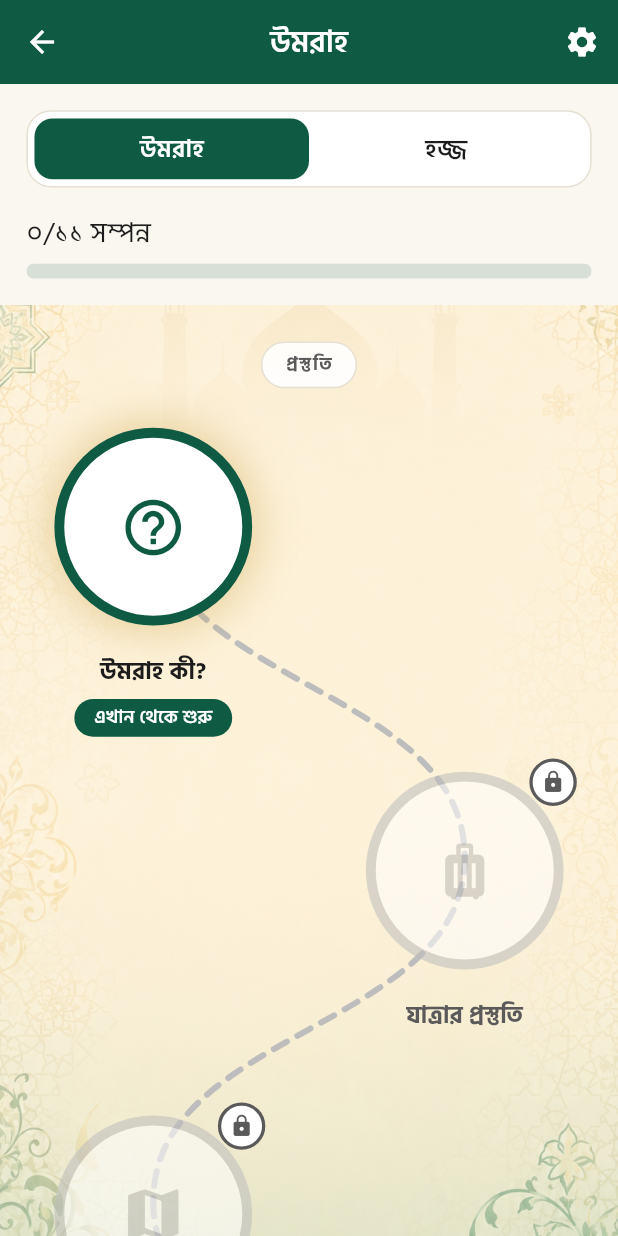
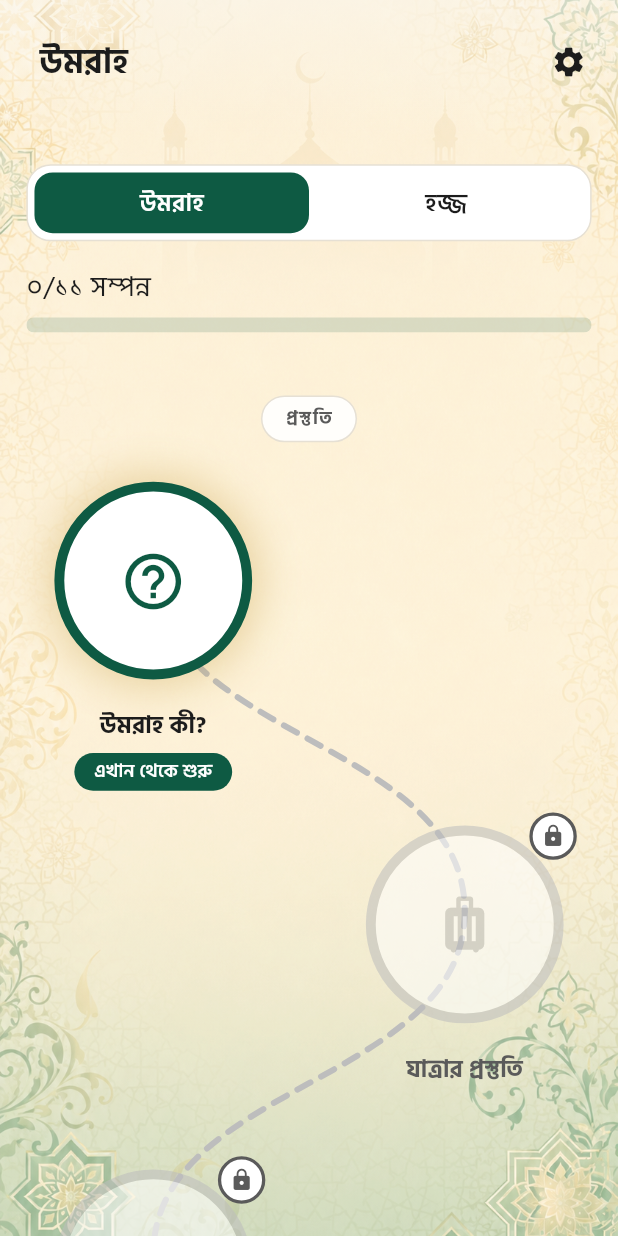
Before and after one commit to SadakatulShakil/Labbaik-App, a Flutter app: the HomeView screen opened by its route, on a phone screen of 412 x 824 dp. Run offline on Flutter 3.47's test engine with Material 3 defaults, Android fonts, the phone set to English and light mode, and no system bars; our stand-ins replace floor, flutter_screenutil, flutter_tts, get, get_storage, sqflite; accounts and stored records are empty; generated files the repository leaves out were written again.

Commit message:
Full screen background image set up done

```diff
--- a/lib/main.dart
+++ b/lib/main.dart
@@ -1,4 +1,5 @@
 import 'package:flutter/material.dart';
+import 'package:flutter/services.dart';
 import 'package:flutter_screenutil/flutter_screenutil.dart';
 import 'package:get/get.dart';
 import 'package:get_storage/get_storage.dart';
@@ -14,6 +15,17 @@ import 'data/datasources/local/app_database.dart';
 Future<void> main() async {
   WidgetsFlutterBinding.ensureInitialized();
   await GetStorage.init();
+
+  SystemChrome.setEnabledSystemUIMode(SystemUiMode.edgeToEdge);
+  SystemChrome.setSystemUIOverlayStyle(
+    const SystemUiOverlayStyle(
+      statusBarColor: Colors.transparent,
+      statusBarIconBrightness: Brightness.dark,
+      statusBarBrightness: Brightness.light,
+      systemNavigationBarColor: Colors.transparent,
+      systemNavigationBarIconBrightness: Brightness.dark,
+    ),
+  );
 
   final db = await $FloorAppDatabase.databaseBuilder('labbaik.db').build();
   Get.put<AppDatabase>(db, permanent: true);
--- a/lib/presentation/modules/home/home_view.dart
+++ b/lib/presentation/modules/home/home_view.dart
@@ -1,4 +1,5 @@
 import 'package:flutter/material.dart';
+import 'package:flutter/services.dart';
 import 'package:flutter_screenutil/flutter_screenutil.dart';
 import 'package:get/get.dart';
 
@@ -18,18 +19,26 @@ import 'home_controller.dart';
 class HomeView extends GetView<HomeController> {
   const HomeView({super.key});
 
+  static const _statusBarStyle = SystemUiOverlayStyle(
+    statusBarColor: Colors.transparent,
+    statusBarIconBrightness: Brightness.dark,
+    statusBarBrightness: Brightness.light,
+    systemNavigationBarColor: Colors.transparent,
+    systemNavigationBarIconBrightness: Brightness.dark,
+  );
+
   @override
   Widget build(BuildContext context) {
-    return Scaffold(
+    return AnnotatedRegion<SystemUiOverlayStyle>(
+      value: _statusBarStyle,
+      child: Scaffold(
         backgroundColor: AppColors.background,
-      appBar: AppBar(
-        title: Obx(() => Text(controller.journeyTitleKey.tr)),
-        actions: [
-          // TODO Phase 7: wire to Settings.
-          IconButton(onPressed: () {}, icon: const Icon(Icons.settings)),
-        ],
-      ),
-      body: Obx(() {
+        body: Stack(
+          children: [
+            const PilgrimBackground(),
+            SafeArea(
+              bottom: false,
+              child: Obx(() {
                 if (controller.loading.value) {
                   return const Center(
                     child: CircularProgressIndicator(color: AppColors.primary),
@@ -38,6 +47,7 @@ class HomeView extends GetView<HomeController> {
 
                 return Column(
                   children: [
+                    _buildHeader(),
                     Padding(
                       padding: EdgeInsets.fromLTRB(
                         AppDimensions.paddingMd,
@@ -52,21 +62,62 @@ class HomeView extends GetView<HomeController> {
                       child: _buildProgressRow(context),
                     ),
                     Expanded(
-              child: Stack(
-                children: [
-                  const PilgrimBackground(),
-                  ChapterPathView(
+                      child: ChapterPathView(
                         chapters: controller.chapters,
                         stateOf: controller.stateOf,
                         isCurrent: controller.isCurrent,
                         onChapterTap: _onChapterTap,
                       ),
-                ],
-              ),
                     ),
                   ],
                 );
               }),
+            ),
+          ],
+        ),
+      ),
+    );
+  }
+
+  Widget _buildHeader() {
+    return Container(
+      padding: EdgeInsets.fromLTRB(
+        AppDimensions.paddingLg,
+        AppDimensions.paddingMd,
+        AppDimensions.paddingSm,
+        AppDimensions.paddingLg,
+      ),
+      decoration: BoxDecoration(
+        gradient: LinearGradient(
+          begin: Alignment.topCenter,
+          end: Alignment.bottomCenter,
+          colors: [
+            AppColors.background.withValues(alpha: 0.5),
+            AppColors.background.withValues(alpha: 0),
+          ],
+        ),
+      ),
+      child: Row(
+        children: [
+          Expanded(
+            child: Obx(
+              () => Text(
+                controller.journeyTitleKey.tr,
+                style: TextStyle(
+                  fontSize: 22.sp,
+                  fontWeight: FontWeight.bold,
+                  color: AppColors.textPrimary,
+                ),
+              ),
+            ),
+          ),
+          // TODO Phase 7: wire to Settings.
+          IconButton(
+            onPressed: () {},
+            icon: const Icon(Icons.settings, color: AppColors.textPrimary),
+          ),
+        ],
+      ),
     );
   }
 
--- a/lib/presentation/modules/language/language_view.dart
+++ b/lib/presentation/modules/language/language_view.dart
@@ -16,7 +16,8 @@ class LanguageView extends GetView<LanguageController> {
     return Scaffold(
       backgroundColor: AppColors.background,
       appBar: AppBar(title: Text(Keys.selectLanguage.tr)),
-      body: Padding(
+      body: SafeArea(
+        child: Padding(
           padding: EdgeInsets.all(AppDimensions.paddingLg),
           child: Column(
             crossAxisAlignment: CrossAxisAlignment.stretch,
@@ -37,6 +38,7 @@ class LanguageView extends GetView<LanguageController> {
             ],
           ),
         ),
+      ),
     );
   }
 }
--- a/lib/presentation/modules/splash/splash_view.dart
+++ b/lib/presentation/modules/splash/splash_view.dart
@@ -14,7 +14,8 @@ class SplashView extends StatelessWidget {
   Widget build(BuildContext context) {
     return Scaffold(
       backgroundColor: AppColors.background,
-      body: Center(
+      body: SafeArea(
+        child: Center(
           child: Padding(
             padding: EdgeInsets.symmetric(horizontal: 24.w),
             child: Column(
@@ -55,6 +56,7 @@ class SplashView extends StatelessWidget {
             ),
           ),
         ),
+      ),
     );
   }
 }
--- a/lib/presentation/widgets/chapter_path_view.dart
+++ b/lib/presentation/widgets/chapter_path_view.dart
@@ -37,7 +37,10 @@ class ChapterPathView extends StatelessWidget {
     final nodeWidth = _nodeWidth.w;
     final step = ChapterNode.nodeSize.w + 96.h;
     final topPadding = 72.h;
-    final bottomPadding = 140.h;
+    // Clears the system navigation bar (drawn under, in edge-to-edge mode)
+    // plus a little breathing room below the last node.
+    final navBarInset = MediaQuery.of(context).padding.bottom;
+    final bottomPadding = 140.h + navBarInset + 24.h;
     final totalHeight =
         topPadding + step * (chapters.length - 1) + ringSize + bottomPadding;
 
```
Lines whose indentation alone changed are shown as unchanged.
